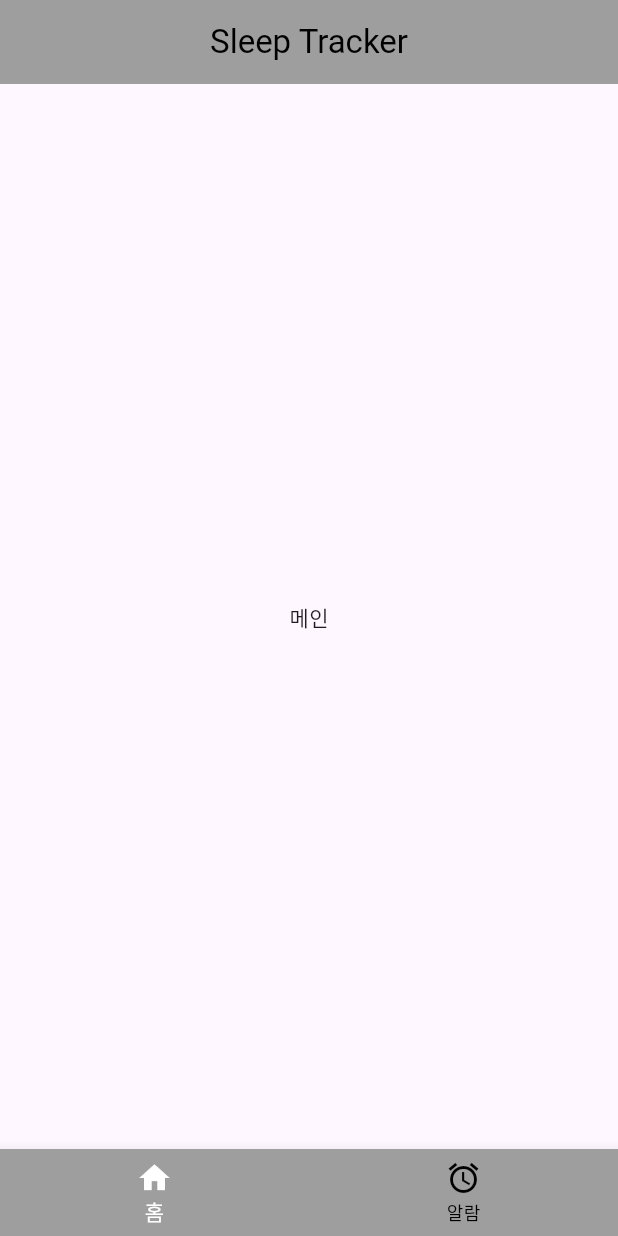
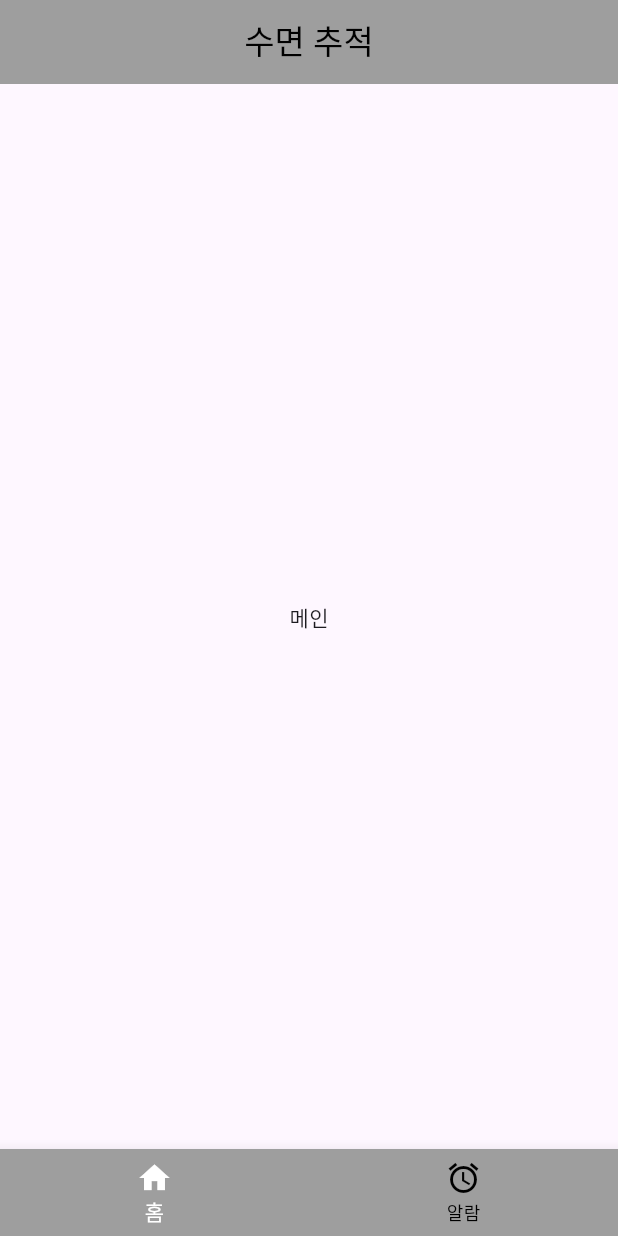
Before and after one commit to Capstone-team22222/Capstone-android, a Flutter app: the screen it shows after launch, on a phone screen of 412 x 824 dp. Run offline on Flutter 3.47's test engine with Material 3 defaults, Android fonts, the light colour scheme and no system bars.

Commit message:
first commit

```diff
--- a/flutter_application_1/lib/main.dart
+++ b/flutter_application_1/lib/main.dart
@@ -22,13 +22,13 @@ class _MainScreenState extends State<MyApp>{
   Widget build(BuildContext context) {
     return MaterialApp(
       debugShowCheckedModeBanner: false,
-      title: 'Sleep Tracker',
+      title: '수면 추적',
       home: Scaffold(backgroundColor: Color(0xffe9edf3),
       appBar: AppBar(
         elevation: 0,
         centerTitle: true,
         backgroundColor: Colors.grey,
-        title: Text("Sleep Tracker",
+        title: Text("수면 추적",
          style: TextStyle(
           color: Colors.black,),
           ),
--- a/flutter_application_1/pubspec.yaml
+++ b/flutter_application_1/pubspec.yaml
@@ -35,6 +35,8 @@ dependencies:
   # The following adds the Cupertino Icons font to your application.
   # Use with the CupertinoIcons class for iOS style icons.
   cupertino_icons: ^1.0.6
+  alarm: ^3.0.14
+  permission_handler: ^11.3.1
 
 dev_dependencies:
   flutter_test:
```
Also changed, not shown: flutter_application_1/pubspec.lock, 3 other files.
